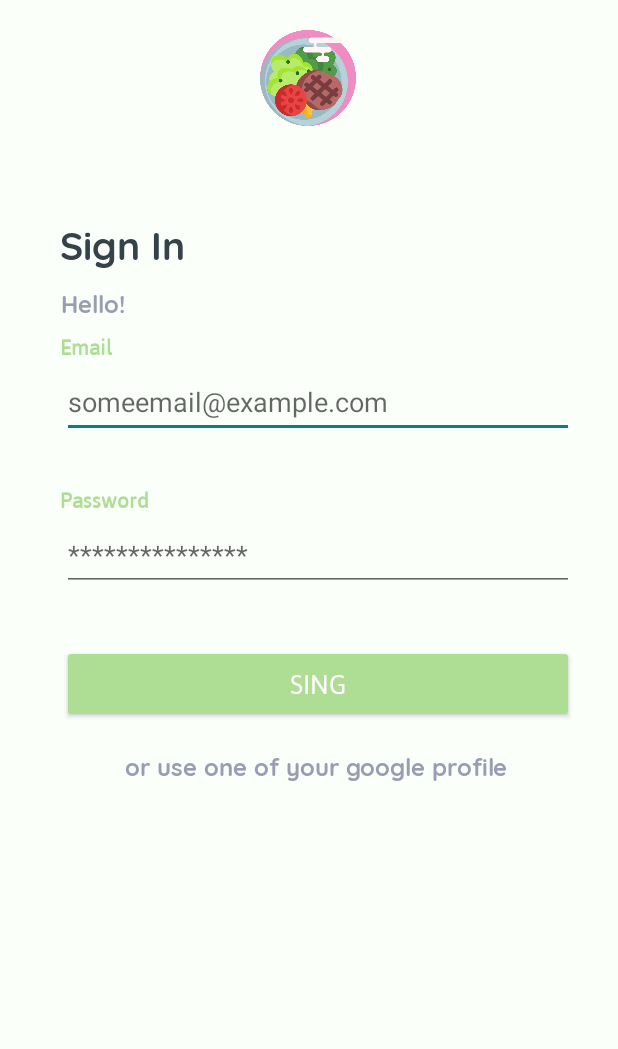
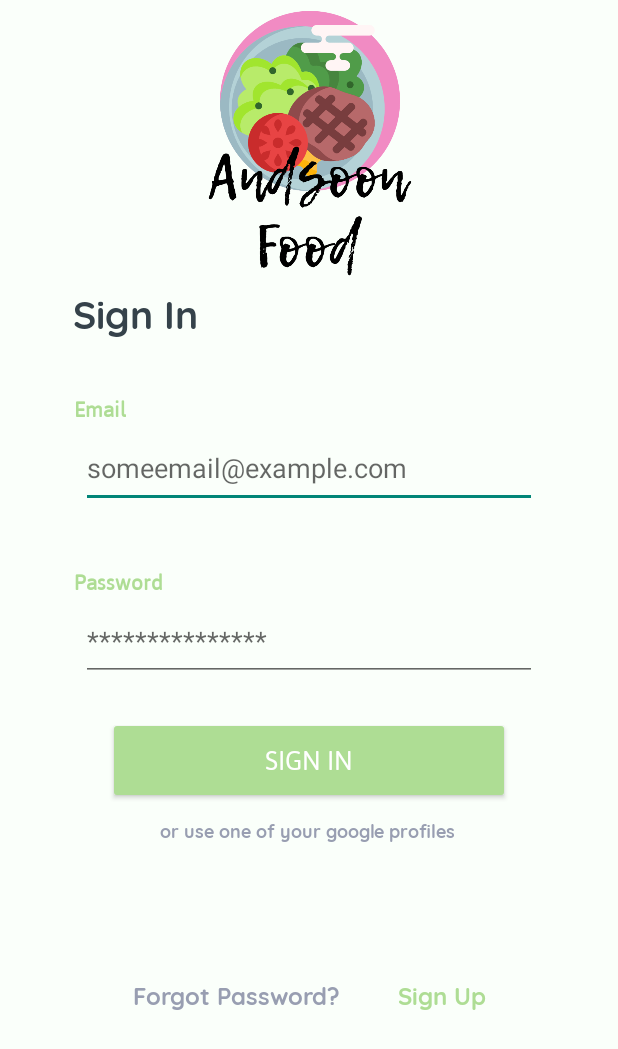
Before and after one commit to Andrey5kot/andsoon, an Android app: the screen it shows after launch (MainActivity), on a phone screen of 412 x 824 dp. Shown: the top 1049 px of the screen. Run offline under Robolectric (Android 15) with nearby library versions, the phone set to English and light mode, and no system bars.

Commit message:
sign in layout better design

```diff
--- a/app/src/main/res/layout/activity_sign_in.xml
+++ b/app/src/main/res/layout/activity_sign_in.xml
@@ -4,10 +4,8 @@
     xmlns:tools="http://schemas.android.com/tools"
     android:layout_width="match_parent"
     android:layout_height="match_parent"
-    tools:context=".SignInActivity"
     android:background="#fafffa"
-    >
-
+    tools:context=".SignInActivity">
 
 
     <TextView
@@ -15,22 +13,24 @@
         style="@style/SignGreenStyle"
         android:layout_width="wrap_content"
         android:layout_height="wrap_content"
-        android:layout_marginTop="32dp"
+        android:layout_marginTop="40dp"
         android:text="@string/Password_string"
         app:layout_constraintEnd_toEndOf="parent"
-        app:layout_constraintHorizontal_bias="0.113"
+        app:layout_constraintHorizontal_bias="0.139"
         app:layout_constraintStart_toStartOf="parent"
         app:layout_constraintTop_toBottomOf="@+id/editTextTextEmailAddress" />
 
     <ImageView
         android:id="@+id/imageView4"
-        android:layout_width="64dp"
-        android:layout_height="64dp"
-        android:layout_marginTop="20dp"
+        android:layout_width="197dp"
+        android:layout_height="199dp"
+        android:layout_marginTop="4dp"
+        app:layout_constraintBottom_toTopOf="@+id/editTextTextEmailAddress"
         app:layout_constraintEnd_toEndOf="parent"
-        app:layout_constraintHorizontal_bias="0.498"
+        app:layout_constraintHorizontal_bias="0.502"
         app:layout_constraintStart_toStartOf="parent"
         app:layout_constraintTop_toTopOf="parent"
+        app:layout_constraintVertical_bias="0.0"
         app:srcCompat="@drawable/dish" />
 
     <TextView
@@ -38,73 +38,59 @@
         style="@style/SignStyle"
         android:layout_width="wrap_content"
         android:layout_height="wrap_content"
-        android:layout_marginTop="58dp"
+        android:layout_marginTop="188dp"
         android:fontFamily="@font/quicksand_bold"
         android:text="@string/SignIn"
         android:textSize="26sp"
         app:layout_constraintEnd_toEndOf="parent"
-        app:layout_constraintHorizontal_bias="0.122"
+        app:layout_constraintHorizontal_bias="0.149"
         app:layout_constraintStart_toStartOf="parent"
-        app:layout_constraintTop_toBottomOf="@+id/imageView4" />
-
-    <TextView
-        android:id="@+id/hello_id"
-        style="@style/SignTextStyle"
-        android:layout_width="wrap_content"
-        android:layout_height="wrap_content"
-        android:layout_marginStart="40dp"
-        android:layout_marginTop="8dp"
-        android:text="@string/textString"
-        app:layout_constraintStart_toStartOf="parent"
-        app:layout_constraintTop_toBottomOf="@+id/SignIn" />
+        app:layout_constraintTop_toTopOf="parent" />
 
     <TextView
         android:id="@+id/email_label"
         style="@style/SignGreenStyle"
         android:layout_width="wrap_content"
         android:layout_height="wrap_content"
-        android:layout_marginTop="8dp"
+        android:layout_marginTop="36dp"
         android:text="@string/EmailValue"
         app:layout_constraintEnd_toEndOf="parent"
-        app:layout_constraintHorizontal_bias="0.106"
+        app:layout_constraintHorizontal_bias="0.13"
         app:layout_constraintStart_toStartOf="parent"
-        app:layout_constraintTop_toBottomOf="@+id/hello_id" />
+        app:layout_constraintTop_toBottomOf="@+id/SignIn" />
 
     <EditText
         android:id="@+id/editTextTextEmailAddress"
-        android:layout_width="341dp"
-        android:layout_height="48dp"
+        android:layout_width="304dp"
+        android:layout_height="53dp"
         android:layout_marginTop="4dp"
         android:ems="10"
         android:hint="@string/email_hint"
         android:inputType="textEmailAddress"
         app:layout_constraintEnd_toEndOf="parent"
-        app:layout_constraintHorizontal_bias="0.585"
         app:layout_constraintStart_toStartOf="parent"
         app:layout_constraintTop_toBottomOf="@+id/email_label" />
 
     <EditText
         android:id="@+id/editTextTextPassword"
-        android:layout_width="341dp"
-        android:layout_height="48dp"
+        android:layout_width="304dp"
+        android:layout_height="53dp"
         android:layout_marginTop="4dp"
         android:ems="10"
         android:hint="@string/password_hint"
         android:inputType="textPassword"
         app:layout_constraintEnd_toEndOf="parent"
-        app:layout_constraintHorizontal_bias="0.585"
         app:layout_constraintStart_toStartOf="parent"
         app:layout_constraintTop_toBottomOf="@+id/password_label" />
 
     <Button
         android:id="@+id/button2"
         style="@style/SignButtonStyle"
-        android:layout_width="341dp"
-        android:layout_height="52dp"
-        android:layout_marginTop="36dp"
-        android:text="Sing"
+        android:layout_width="268dp"
+        android:layout_height="58dp"
+        android:layout_marginTop="24dp"
+        android:text="@string/SignIn"
         app:layout_constraintEnd_toEndOf="parent"
-        app:layout_constraintHorizontal_bias="0.585"
         app:layout_constraintStart_toStartOf="parent"
         app:layout_constraintTop_toBottomOf="@+id/editTextTextPassword"
         tools:ignore="DuplicateSpeakableTextCheck" />
@@ -114,13 +100,37 @@
         style="@style/SignTextStyle"
         android:layout_width="wrap_content"
         android:layout_height="wrap_content"
-        android:layout_marginTop="16dp"
+        android:layout_marginTop="8dp"
         android:text="@string/google_label_text"
-        app:layout_constraintBottom_toBottomOf="parent"
         app:layout_constraintEnd_toEndOf="parent"
-        app:layout_constraintHorizontal_bias="0.532"
+        app:layout_constraintHorizontal_bias="0.495"
         app:layout_constraintStart_toStartOf="parent"
-        app:layout_constraintTop_toBottomOf="@+id/button2"
-        app:layout_constraintVertical_bias="0.0" />
+        app:layout_constraintTop_toBottomOf="@+id/button2" />
+
+    <TextView
+        android:id="@+id/forgot_label"
+        style="@style/SignBoldTextStyle"
+        android:layout_width="wrap_content"
+        android:layout_height="wrap_content"
+        android:layout_marginStart="50dp"
+        android:layout_marginTop="88dp"
+        android:text="@string/forgot_label_text"
+        app:layout_constraintEnd_toStartOf="@+id/textView2"
+        app:layout_constraintHorizontal_bias="0.5"
+        app:layout_constraintStart_toStartOf="parent"
+        app:layout_constraintTop_toBottomOf="@+id/google_label" />
+
+    <TextView
+        android:id="@+id/textView2"
+        style="@style/SignGreenTextStyle"
+        android:layout_width="wrap_content"
+        android:layout_height="wrap_content"
+        android:layout_marginTop="88dp"
+        android:layout_marginEnd="50dp"
+        android:text="@string/SignUpString"
+        app:layout_constraintEnd_toEndOf="parent"
+        app:layout_constraintHorizontal_bias="0.5"
+        app:layout_constraintStart_toEndOf="@+id/forgot_label"
+        app:layout_constraintTop_toBottomOf="@+id/google_label" />
 
 </androidx.constraintlayout.widget.ConstraintLayout>
--- a/app/src/main/res/values/strings.xml
+++ b/app/src/main/res/values/strings.xml
@@ -18,5 +18,8 @@
     <string name="Password_string">Password</string>
     <string name="email_hint">someemail@example.com</string>
     <string name="password_hint">***************</string>
-    <string name="google_label_text">or use one of your google profile</string>
+    <string name="google_label_text">or use one of your google profiles</string>
+    <string name="forgot_label_text">Forgot Password?</string>
+    <string name="SignUpString">Sign Up</string>
+    <string name="SignUp">Sign Up</string>
 </resources>
--- a/app/src/main/res/values/styles.xml
+++ b/app/src/main/res/values/styles.xml
@@ -14,8 +14,25 @@
     <style name="SignTextStyle">
 
         <item name="android:textAlignment">center</item>
+
+        <item name="android:textColor">#989eb1</item>
+        <item name="android:textSize">12sp</item>
+        <item name="android:fontFamily">@font/quicksand_bold</item>
+    </style>
+    <style name="SignBoldTextStyle">
+
+        <item name="android:textAlignment">center</item>
         <item name="android:textStyle">bold</item>
         <item name="android:textColor">#989eb1</item>
+        <item name="android:textSize">16sp</item>
+        <item name="android:fontFamily">@font/quicksand_bold</item>
+    </style>
+
+    <style name="SignGreenTextStyle">
+
+        <item name="android:textAlignment">center</item>
+        <item name="android:textStyle">bold</item>
+        <item name="android:textColor">#aedd94</item>
         <item name="android:textSize">16sp</item>
         <item name="android:fontFamily">@font/quicksand_bold</item>
     </style>
```
Also changed, not shown: app/src/main/res/drawable/dish.png.
